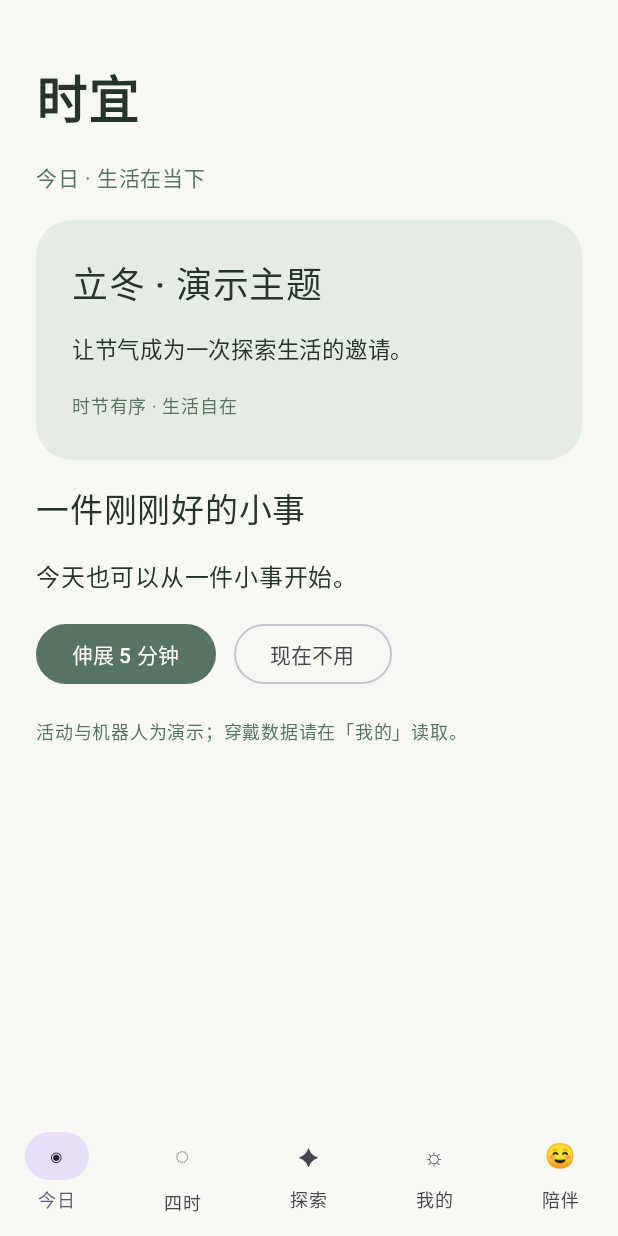
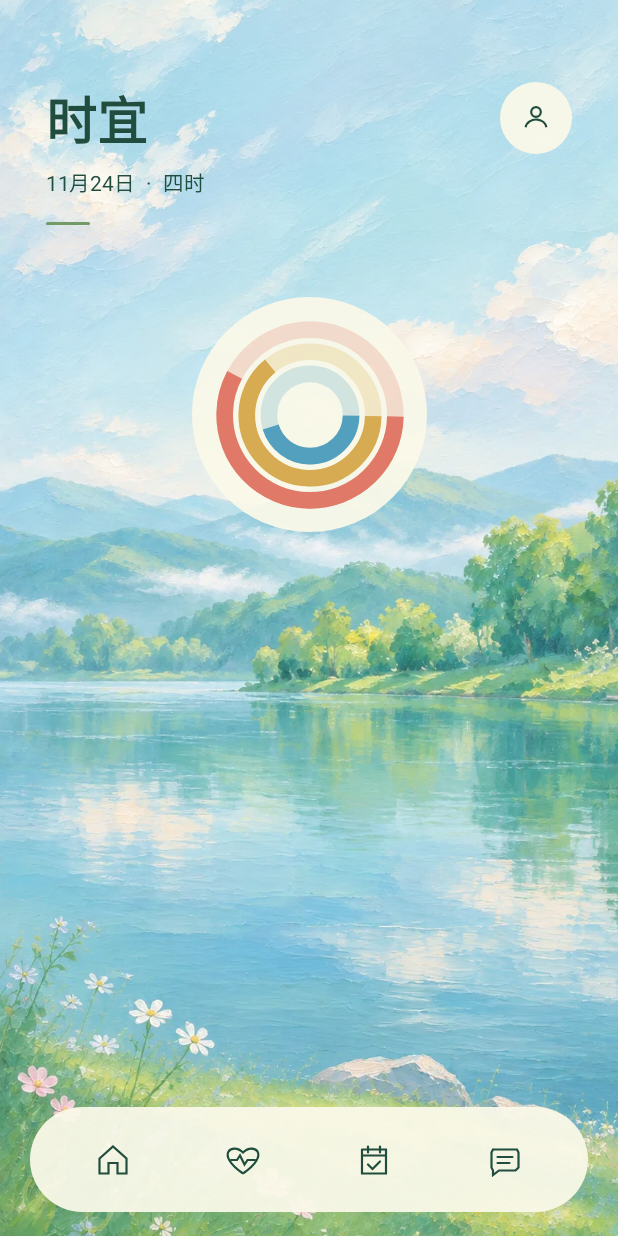
Before and after one commit to AI-healthy/AI-Healthy-caring, an Android app built with Jetpack Compose: the screen it shows after launch (MainActivity), on a phone screen of 412 x 824 dp. Run offline under Robolectric (Android 15) with nearby library versions, the phone set to English and light mode, and no system bars.

Commit message:
feat(android): implement ShiYi Figma home screen

```diff
--- a/apps/android/app/src/main/java/org/aihealthy/shiyi/MainActivity.kt
+++ b/apps/android/app/src/main/java/org/aihealthy/shiyi/MainActivity.kt
@@ -1,6 +1,7 @@
 package org.aihealthy.shiyi
 
 import android.os.Bundle
+import androidx.activity.compose.BackHandler
 import org.aihealthy.shiyi.companion.CompanionSession
 import org.aihealthy.shiyi.companion.StackChanCompanion
 import org.aihealthy.shiyi.integration.healthconnect.WearablePanel
@@ -34,12 +35,18 @@ private fun ShiYiApp() {
     var tab by remember { mutableIntStateOf(0) }
     var message by remember { mutableStateOf("今天也可以从一件小事开始。") }
     val companion = remember { CompanionSession() }
-    val tabs = listOf("今日", "四时", "探索", "我的", "陪伴")
+    val tabs = listOf("首页", "四时", "计划", "我的", "陪伴", "健康")
     MaterialTheme(colorScheme = lightColorScheme(primary = Moss, background = Paper)) {
+        if (tab == 0) {
+            ShiYiHome(onSeasons = { tab = 1 }, onHealth = { tab = 5 }, onPlan = { tab = 2 },
+                onChat = { tab = 4 }, onProfile = { tab = 3 })
+            return@MaterialTheme
+        }
+        BackHandler { tab = 0 }
         Scaffold(
             bottomBar = {
                 NavigationBar(containerColor = Paper) {
-                    tabs.forEachIndexed { index, title ->
+                    tabs.take(5).forEachIndexed { index, title ->
                         NavigationBarItem(
                             selected = tab == index,
                             onClick = { tab = index },
@@ -60,7 +67,7 @@ private fun ShiYiApp() {
                 item { Text("时宜", fontSize = 34.sp, color = Ink, fontWeight = FontWeight.Bold) }
                 item { Text(tabs[tab] + " · 生活在当下", color = Moss, fontSize = 14.sp) }
                 when (tab) {
-                    0 -> {
+                    2 -> {
                         item { SeasonCard("立冬 · 演示主题", "让节气成为一次探索生活的邀请。") }
                         item { Text("一件刚刚好的小事", fontSize = 22.sp, color = Ink) }
                         item { Text(message, color = Ink) }
@@ -77,7 +84,7 @@ private fun ShiYiApp() {
                         item { Text("活动与机器人为演示；穿戴数据请在「我的」读取。", color = Moss, fontSize = 12.sp) }
                     }
                     1 -> item { SeasonCard("四时", "节气、地域与饮食文化小卡片，等待审核内容接入。") }
-                    2 -> item { SeasonCard("探索", "散步、传统运动、食养与声音，找到自己的喜欢。") }
+                    5 -> item { WearablePanel() }
                     else -> {
                         item { SeasonCard("我的", "管理个人健康数据与授权。") }
                         item { WearablePanel() }
--- /dev/null
+++ b/apps/android/app/src/main/java/org/aihealthy/shiyi/ShiYiHome.kt
@@ -0,0 +1,163 @@
+package org.aihealthy.shiyi
+
+import androidx.compose.foundation.Canvas
+import androidx.compose.foundation.Image
+import androidx.compose.foundation.background
+import androidx.compose.foundation.clickable
+import androidx.compose.foundation.layout.*
+import androidx.compose.foundation.shape.CircleShape
+import androidx.compose.material3.Text
+import androidx.compose.runtime.Composable
+import androidx.compose.ui.Alignment
+import androidx.compose.ui.Modifier
+import androidx.compose.ui.draw.clip
+import androidx.compose.ui.geometry.Offset
+import androidx.compose.ui.geometry.Size
+import androidx.compose.ui.graphics.Brush
+import androidx.compose.ui.graphics.Color
+import androidx.compose.ui.graphics.Path
+import androidx.compose.ui.graphics.StrokeCap
+import androidx.compose.ui.graphics.drawscope.Stroke
+import androidx.compose.ui.layout.ContentScale
+import androidx.compose.ui.res.painterResource
+import androidx.compose.ui.semantics.Role
+import androidx.compose.ui.text.font.FontWeight
+import androidx.compose.ui.unit.dp
+import androidx.compose.ui.unit.sp
+import java.time.LocalDate
+
+private val Forest = Color(0xFF204D3D)
+private val Ivory = Color(0xF0FAF9E9)
+private enum class HomeIcon(val label: String) {
+    Home("首页"), Health("健康"), Plan("计划"), Chat("陪伴"), Profile("我的")
+}
+
+@Composable
+internal fun ShiYiHome(
+    onSeasons: () -> Unit,
+    onHealth: () -> Unit,
+    onPlan: () -> Unit,
+    onChat: () -> Unit,
+    onProfile: () -> Unit
+) {
+    val today = LocalDate.now()
+    Box(Modifier.fillMaxSize()) {
+        Image(painterResource(R.drawable.shiyi_home_landscape), contentDescription = null,
+            modifier = Modifier.matchParentSize(), contentScale = ContentScale.Crop)
+        Box(Modifier.matchParentSize().background(Brush.verticalGradient(
+            0f to Color(0x70FFFDF0), 0.43f to Color.Transparent
+        )))
+        BoxWithConstraints(Modifier.fillMaxSize().windowInsetsPadding(WindowInsets.safeDrawing)) {
+            val scale = (maxWidth / 390.dp).coerceIn(0.78f, 1.33f)
+            val top = (maxHeight * 0.066f).coerceIn(18.dp, 65.dp)
+            Row(
+                Modifier.fillMaxWidth().padding(horizontal = 29.dp * scale).padding(top = top),
+                horizontalArrangement = Arrangement.SpaceBetween,
+                verticalAlignment = Alignment.Top
+            ) {
+                Column(Modifier.clickable(role = Role.Button, onClickLabel = "查看四时",
+                    onClick = onSeasons)) {
+                    Text("时宜", color = Forest, fontSize = (32 * scale).sp,
+                        fontWeight = FontWeight.Bold)
+                    Spacer(Modifier.height(6.dp))
+                    Text("${today.monthValue}月${today.dayOfMonth}日  ·  四时", color = Forest,
+                        fontSize = (13 * scale).sp)
+                    Spacer(Modifier.height(14.dp))
+                    Box(Modifier.width(28.dp * scale).height(2.dp).background(
+                        Color(0xFF729B66), CircleShape))
+                }
+                Box(Modifier.size(48.dp).clip(CircleShape).background(Ivory)
+                    .clickable(role = Role.Button, onClickLabel = "我的", onClick = onProfile),
+                    contentAlignment = Alignment.Center) { HomeGlyph(HomeIcon.Profile) }
+            }
+
+            val ringSize = 148.dp * scale
+            val ringTop = (maxHeight * 0.24f).coerceAtLeast(top + 115.dp * scale)
+            Box(
+                Modifier.align(Alignment.TopCenter).padding(top = ringTop)
+                    .size(ringSize).clip(CircleShape).background(Ivory)
+                    .clickable(role = Role.Button, onClickLabel = "活动环，查看健康",
+                        onClick = onHealth),
+                contentAlignment = Alignment.Center
+            ) { ActivityRings(Modifier.size(124.dp * scale)) }
+
+            Row(
+                Modifier.align(Alignment.BottomCenter).fillMaxWidth()
+                    .padding(horizontal = 19.dp * scale, vertical = 16.dp)
+                    .height(66.dp * scale).clip(CircleShape).background(Ivory)
+                    .padding(horizontal = 12.dp),
+                verticalAlignment = Alignment.CenterVertically
+            ) {
+                listOf(HomeIcon.Home to {}, HomeIcon.Health to onHealth,
+                    HomeIcon.Plan to onPlan, HomeIcon.Chat to onChat).forEach { (icon, action) ->
+                    Box(Modifier.weight(1f).fillMaxHeight()
+                        .clickable(role = Role.Tab, onClickLabel = icon.label, onClick = action),
+                        contentAlignment = Alignment.Center) { HomeGlyph(icon) }
+                }
+            }
+        }
+    }
+}
+
+@Composable
+private fun ActivityRings(modifier: Modifier) {
+    Canvas(modifier) {
+        val unit = size.minDimension / 124f
+        val colors = listOf(Color(0xFFE17968), Color(0xFFD6AB51), Color(0xFF539FBE))
+        val sweeps = listOf(207f, 230f, 162f)
+        val stroke = Stroke(width = 10.5f * unit, cap = StrokeCap.Butt)
+        colors.forEachIndexed { index, color ->
+            val inset = (8f + index * 14f) * unit
+            val bounds = Size(size.width - 2 * inset, size.height - 2 * inset)
+            val origin = Offset(inset, inset)
+            drawArc(color.copy(alpha = 0.23f), 0f, 360f, false, origin, bounds, style = stroke)
+            drawArc(color, 1f, sweeps[index], false, origin, bounds, style = stroke)
+        }
+    }
+}
+
+@Composable
+private fun HomeGlyph(icon: HomeIcon) {
+    Canvas(Modifier.size(24.dp)) {
+        val unit = size.width / 24f
+        fun point(x: Float, y: Float) = Offset(x * unit, y * unit)
+        fun line(vararg points: Pair<Float, Float>) {
+            val path = Path().apply {
+                moveTo(points[0].first * unit, points[0].second * unit)
+                points.drop(1).forEach { (x, y) -> lineTo(x * unit, y * unit) }
+            }
+            drawPath(path, Forest, style = Stroke(1.45f * unit, cap = StrokeCap.Round))
+        }
+        when (icon) {
+            HomeIcon.Home -> line(3f to 11f, 12f to 3f, 21f to 11f, 21f to 21f,
+                15f to 21f, 15f to 14f, 9f to 14f, 9f to 21f, 3f to 21f, 3f to 11f)
+            HomeIcon.Health -> {
+                val heart = Path().apply {
+                    moveTo(12f * unit, 21f * unit)
+                    cubicTo(-7f * unit, 8f * unit, 5f * unit, 0f, 12f * unit, 7f * unit)
+                    cubicTo(19f * unit, 0f, 31f * unit, 8f * unit, 12f * unit, 21f * unit)
+                }
+                drawPath(heart, Forest, style = Stroke(1.45f * unit))
+                line(4f to 12f, 8f to 12f, 10f to 9f, 13f to 15f, 15f to 12f, 20f to 12f)
+            }
+            HomeIcon.Plan -> {
+                line(4f to 5f, 20f to 5f, 20f to 21f, 4f to 21f, 4f to 5f)
+                line(8f to 3f, 8f to 7f)
+                line(16f to 3f, 16f to 7f)
+                line(4f to 9f, 20f to 9f)
+                line(8f to 15f, 11f to 18f, 16f to 13f)
+            }
+            HomeIcon.Chat -> {
+                line(4f to 5f, 20f to 5f, 21f to 7f, 21f to 17f, 19f to 19f,
+                    8f to 19f, 4f to 22f, 4f to 19f, 3f to 17f, 3f to 7f, 4f to 5f)
+                line(7f to 10f, 17f to 10f)
+                line(7f to 14f, 15f to 14f)
+            }
+            HomeIcon.Profile -> {
+                drawCircle(Forest, 3.2f * unit, point(12f, 8f), style = Stroke(1.45f * unit))
+                drawArc(Forest, 188f, 164f, false, point(5f, 13f),
+                    Size(14f * unit, 12f * unit), style = Stroke(1.45f * unit))
+            }
+        }
+    }
+}
```
Also changed, not shown: apps/android/app/src/main/res/drawable-nodpi/shiyi_home_landscape.webp (added), 1 other file.
